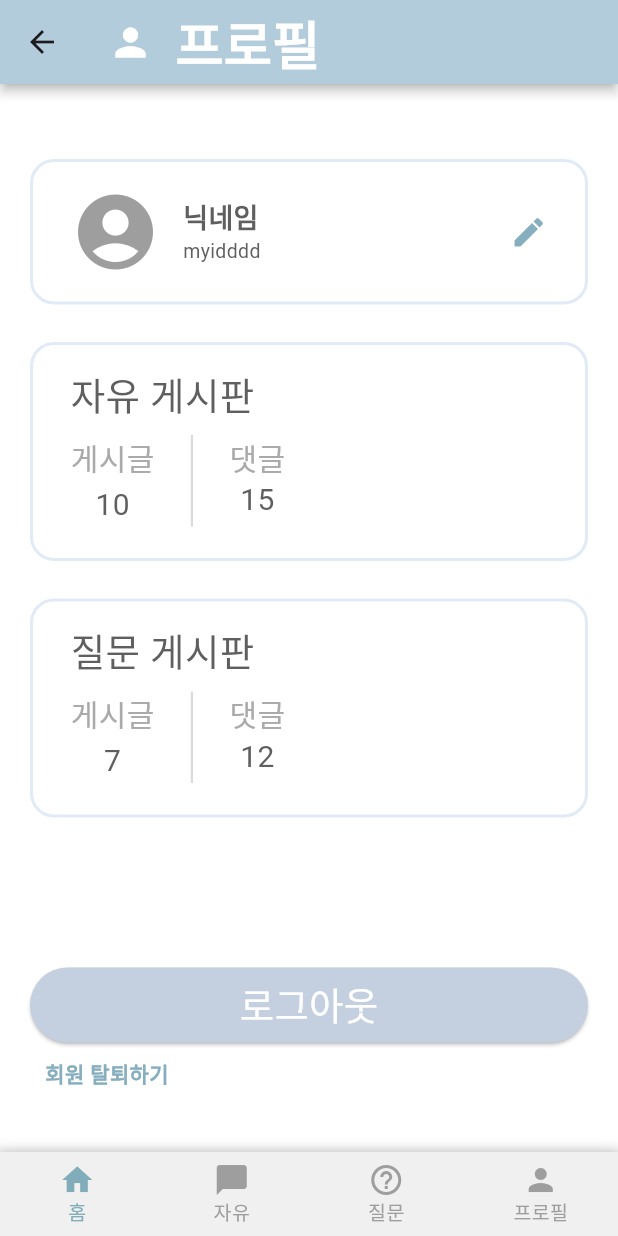
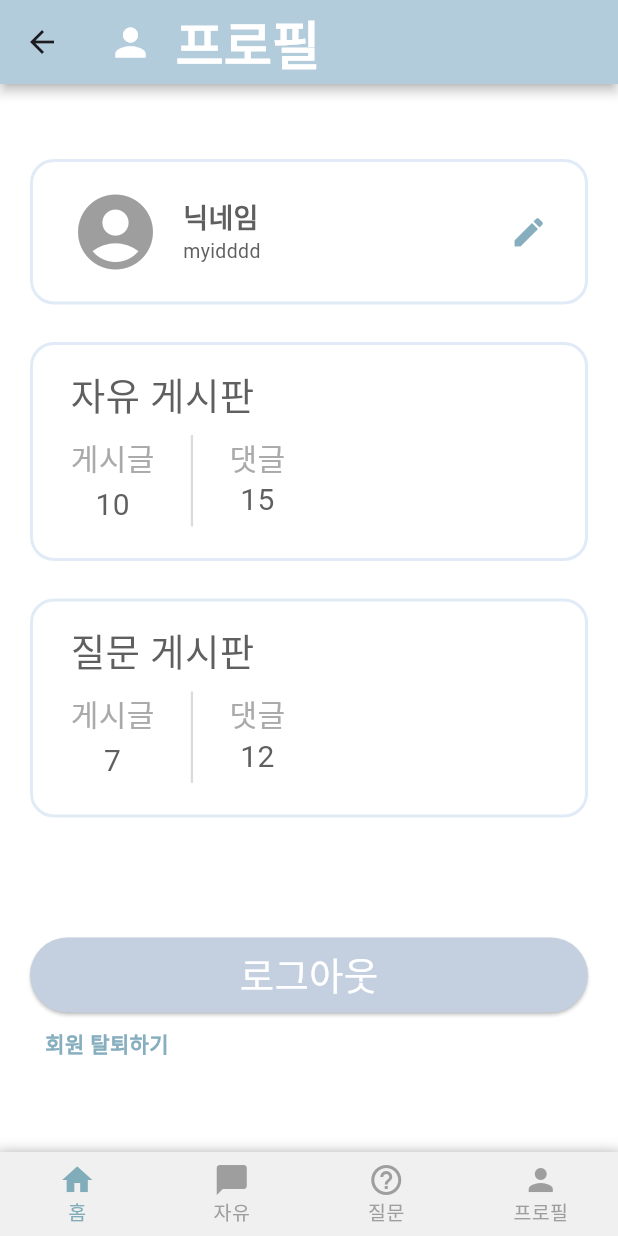
Before and after one commit to WooRiGyeoRe/notice_board, a Flutter app: the ProfileScreen screen opened directly, on a phone screen of 412 x 824 dp. Run offline on Flutter 3.47's test engine with Material 3 defaults, Android fonts, the phone set to English and light mode, and no system bars; missing offline and left inert: dart:ffi; Roboto replaces fonts that are missing (jeongianjeon-Regular).

Commit message:
프로플 로그아웃 버튼  상위 박스랑 간격 조절

```diff
--- a/lib/main.dart
+++ b/lib/main.dart
@@ -22,8 +22,8 @@ void main() {
         home: //HomeScreen(), // 홈 화면을 시작 화면으로 설정
             // const LoginScreen(),
             // const JoinScreen(),
-            const freeBoardScreen(),
-        //const ProfileScreen(),
+            // const freeBoardScreen(),
+            const ProfileScreen(),
         theme: ThemeData(fontFamily: "jeongianjeon-Regular"),
         themeMode: ThemeMode.system),
   );
--- a/lib/screen/profile_screen.dart
+++ b/lib/screen/profile_screen.dart
@@ -37,7 +37,7 @@ class ProfileScreen extends StatelessWidget {
           MyBoard1(), // 자유게시판 글, 댓글
           SizedBox(height: 25),
           MyBoard2(), // 질문게시판 글, 댓글
-          SizedBox(height: 100),
+          SizedBox(height: 80),
           LogOutButton(),
         ],
       ),
```
